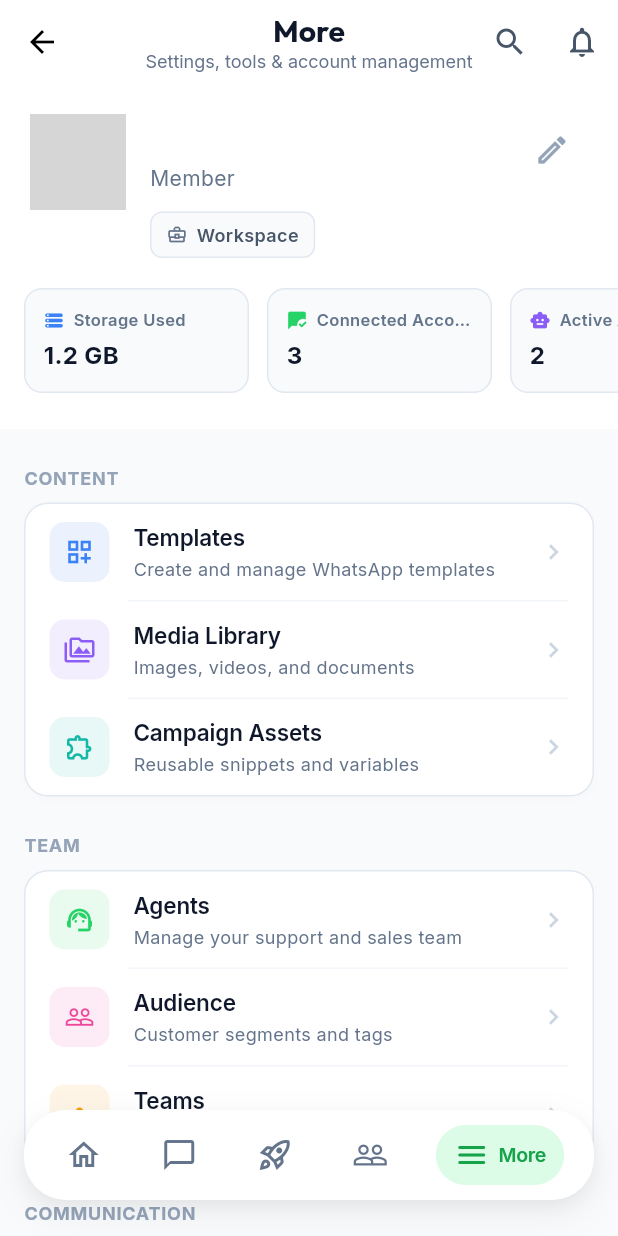
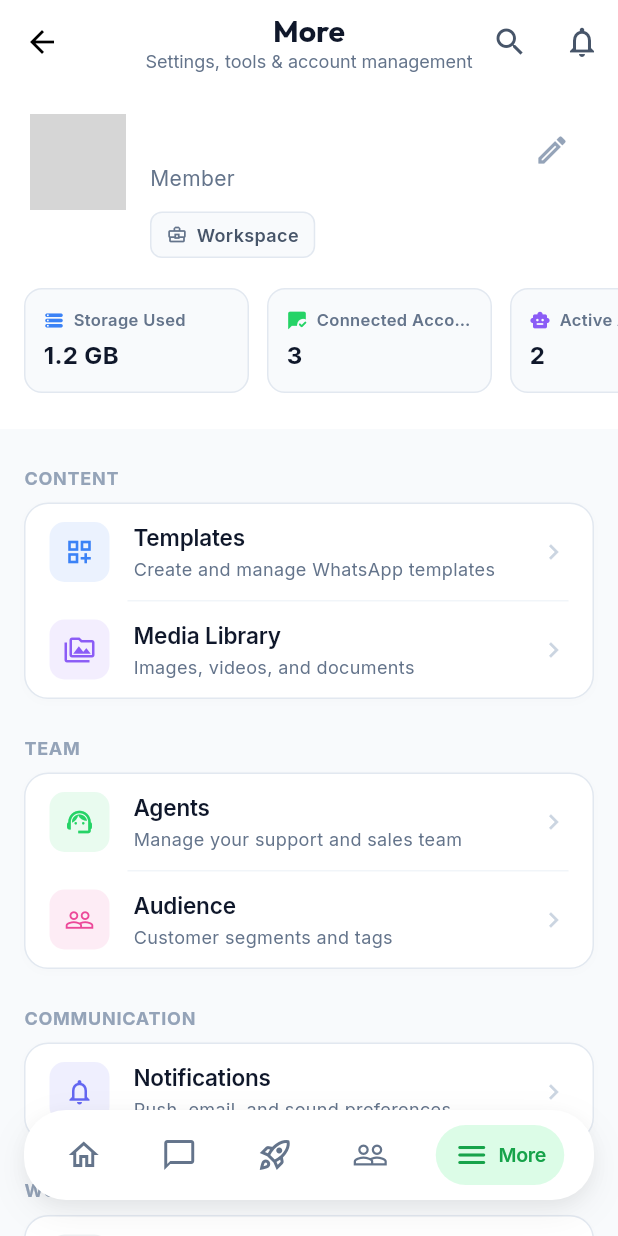
Before and after one commit to mharoon07/Watibot-App, a Flutter app: the HomeView screen opened by its route, item 5 of the bottom bar chosen, on a phone screen of 412 x 824 dp. Run offline on Flutter 3.47's test engine with Material 3 defaults, Android fonts, the light colour scheme and no system bars; our stand-ins replace chewie, dio, flutter_slidable, get, google_fonts, just_audio and 3 more; missing offline and left inert: syncfusion_flutter_pdfviewer; accounts and stored records are empty; network calls fail; grey boxes are pictures that could not be loaded.

Commit message:
feat: implement splash module and configure cross-platform app icons

```diff
--- a/lib/modules/auth/controllers/login_controller.dart
+++ b/lib/modules/auth/controllers/login_controller.dart
@@ -14,8 +14,8 @@ class LoginController extends GetxController {
   final formKey = GlobalKey<FormState>();
 
   // Controllers
-  final emailController = TextEditingController(text: 'admin@watibot.com');
-  final passwordController = TextEditingController(text: 'Password@123');
+  final emailController = TextEditingController(text: 'asaankhata.com@gmail.com');
+  final passwordController = TextEditingController(text: 'asaankhata.com@gmail.com');
 
   // Focus Nodes
   final emailFocus = FocusNode();
--- a/lib/modules/more/views/more_view.dart
+++ b/lib/modules/more/views/more_view.dart
@@ -88,14 +88,6 @@ class MoreView extends GetView<MoreController> {
                   color: const Color(0xFF8B5CF6),
                   onTap: () {},
                 ),
-                _buildDivider(),
-                MoreMenuTile(
-                  title: 'Campaign Assets',
-                  subtitle: 'Reusable snippets and variables',
-                  icon: Icons.extension_outlined,
-                  color: const Color(0xFF14B8A6),
-                  onTap: () {},
-                ),
               ]),
 
               // Team Section
@@ -116,14 +108,6 @@ class MoreView extends GetView<MoreController> {
                   color: const Color(0xFFEC4899),
                   onTap: () {},
                 ),
-                _buildDivider(),
-                MoreMenuTile(
-                  title: 'Teams',
-                  subtitle: 'Departments and routing rules',
-                  icon: Icons.groups_outlined,
-                  color: const Color(0xFFF59E0B),
-                  onTap: () {},
-                ),
               ]),
 
               // Communication Section
@@ -134,22 +118,6 @@ class MoreView extends GetView<MoreController> {
                   subtitle: 'Push, email, and sound preferences',
                   icon: Icons.notifications_none_outlined,
                   color: const Color(0xFF6366F1),
-                  onTap: () {},
-                ),
-                _buildDivider(),
-                MoreMenuTile(
-                  title: 'Broadcast Logs',
-                  subtitle: 'View detailed delivery reports',
-                  icon: Icons.podcasts_outlined,
-                  color: const Color(0xFFF97316),
-                  onTap: () {},
-                ),
-                _buildDivider(),
-                MoreMenuTile(
-                  title: 'Message Queue',
-                  subtitle: 'Pending and scheduled messages',
-                  icon: Icons.schedule_send_outlined,
-                  color: const Color(0xFF0EA5E9),
                   onTap: () {},
                 ),
               ]),
@@ -170,14 +138,6 @@ class MoreView extends GetView<MoreController> {
                   subtitle: 'Connect Shopify, Zapier, etc.',
                   icon: Icons.api_outlined,
                   color: const Color(0xFF10B981),
-                  onTap: () {},
-                ),
-                _buildDivider(),
-                MoreMenuTile(
-                  title: 'API Keys',
-                  subtitle: 'Manage developer access',
-                  icon: Icons.key_outlined,
-                  color: const Color(0xFF8B5CF6),
                   onTap: () {},
                 ),
                 _buildDivider(),
--- /dev/null
+++ b/lib/modules/splash/bindings/splash_binding.dart
@@ -0,0 +1,9 @@
+import 'package:get/get.dart';
+import '../controllers/splash_controller.dart';
+
+class SplashBinding extends Bindings {
+  @override
+  void dependencies() {
+    Get.put<SplashController>(SplashController());
+  }
+}
--- /dev/null
+++ b/lib/modules/splash/routes/splash_routes.dart
@@ -0,0 +1,3 @@
+abstract class SplashRoutes {
+  static const splash = '/splash';
+}
--- a/lib/routes/app_pages.dart
+++ b/lib/routes/app_pages.dart
@@ -34,13 +34,22 @@ import 'package:watibot/modules/home/views/notifications_view.dart';
 
 import 'package:watibot/core/services/storage_service.dart';
 
+import 'package:watibot/modules/splash/routes/splash_routes.dart';
+import 'package:watibot/modules/splash/views/splash_view.dart';
+import 'package:watibot/modules/splash/bindings/splash_binding.dart';
+
 class AppPages {
   static String get initial {
-    final storage = Get.find<StorageService>();
-    return storage.hasToken ? HomeRoutes.home : AuthRoutes.login;
+    return SplashRoutes.splash;
   }
 
   static final routes = [
+    GetPage(
+      name: SplashRoutes.splash,
+      page: () => const SplashView(),
+      binding: SplashBinding(),
+      transition: Transition.fadeIn,
+    ),
     GetPage(
       name: HomeRoutes.notifications,
       page: () => const NotificationsView(),
```
Also changed, not shown: lib/modules/auth/views/login_view.dart (+14 -4 lines), lib/modules/home/widgets/workspace_overview_card.dart (+1 -8 lines), lib/modules/inbox/widgets/chat_app_bar.dart (+1 -16 lines), lib/modules/splash/controllers/splash_controller.dart (added, +50 -0 lines), lib/modules/splash/views/splash_view.dart (added, +78 -0 lines), lib/modules/splash/widgets/animated_background.dart (added, +103 -0 lines), lib/modules/splash/widgets/animated_logo.dart (added, +54 -0 lines), lib/modules/splash/widgets/custom_loader.dart (added, +82 -0 lines), pad_icon.dart (added, +41 -0 lines), pubspec.yaml (+11 -3 lines), assets/google_logo.png (added), assets/icon_square.png (added), assets/logo.png (added), pubspec.lock, 35 other files.
